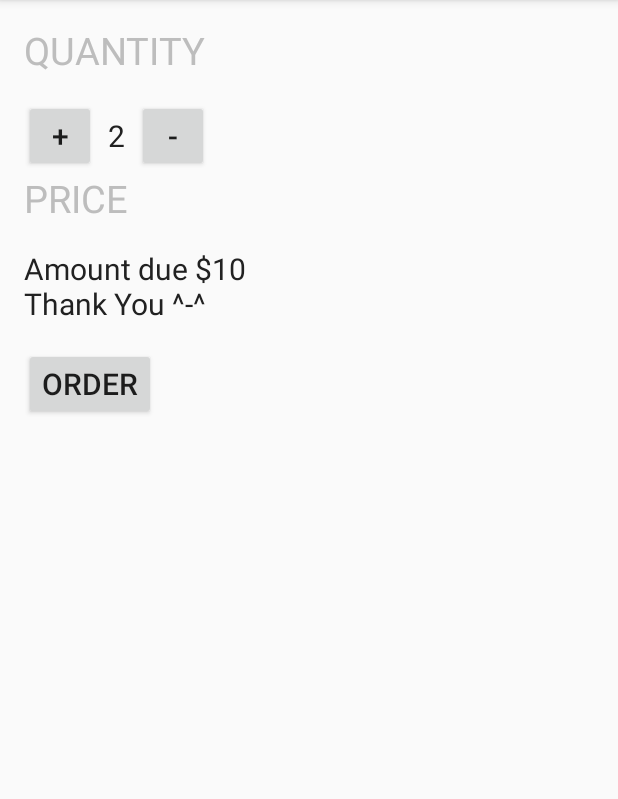
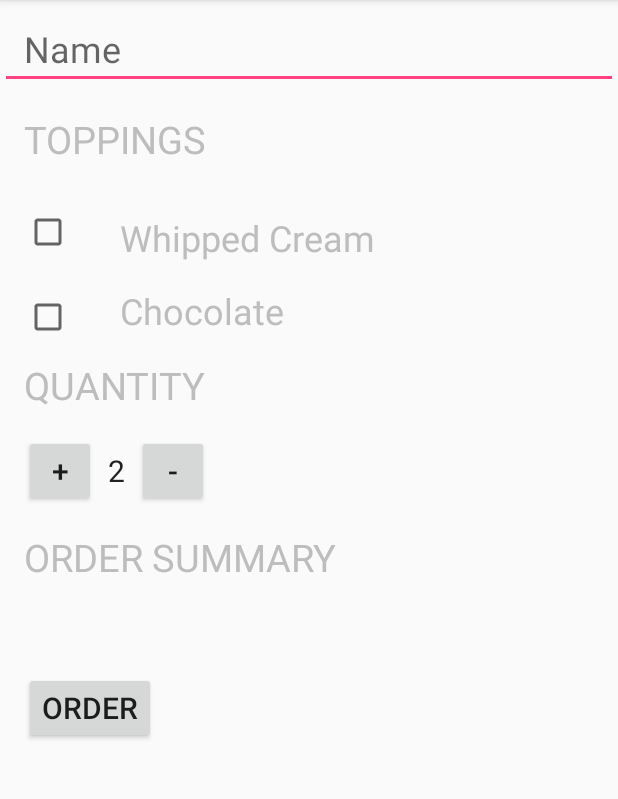
Before and after one commit to sangeetagupta2068/Udacity_JustJava, an Android app: the screen it shows after launch (MainActivity), after a tap on "ORDER", on a phone screen of 412 x 824 dp, the part 84-883 px from its top. Run offline under Robolectric (Android 15) with nearby library versions, the phone set to English and light mode, and no system bars.

Commit message:
2nd commit

```diff
--- a/app/src/main/java/com/sangeetagupta1998/justjava/MainActivity.java
+++ b/app/src/main/java/com/sangeetagupta1998/justjava/MainActivity.java
@@ -1,19 +1,51 @@
 package com.sangeetagupta1998.justjava;
 
+import android.content.Intent;
+import android.net.Uri;
 import android.support.v7.app.AppCompatActivity;
 import android.os.Bundle;
 import android.view.View;
+import android.widget.Button;
+import android.widget.CheckBox;
+import android.widget.Checkable;
+import android.widget.EditText;
 import android.widget.TextView;
+import android.widget.Toast;
 
 import java.text.NumberFormat;
 
 public class MainActivity extends AppCompatActivity {
 
     int numberOfCoffees = 2 ;
+    boolean hasWippedCream , hasChocolate ;
+    Button button1, button2;
+    CheckBox checkBox, checkBox1 ;
+    EditText editText ;
+    TextView quantityTextView,priceTextView ;
+    String name ;
+
+    private void setViewVariables(){
+
+        button1 = findViewById(R.id.button1);
+        button2 = findViewById(R.id.button2);
+
+        editText = findViewById(R.id.editText);
+
+        checkBox = findViewById(R.id.checkbox);
+        checkBox1 = findViewById(R.id.checkboxChocolate);
+
+        quantityTextView = findViewById(R.id.quantity_text_view);
+
+        priceTextView = findViewById(R.id.price_text_view);
+        priceTextView = findViewById(R.id.price_text_view);
+
+    }
+
     @Override
     protected void onCreate(Bundle savedInstanceState) {
         super.onCreate(savedInstanceState);
         setContentView(R.layout.activity_main);
+        setViewVariables();
     }
 
     /**
@@ -22,41 +54,103 @@ public class MainActivity extends AppCompatActivity {
 
     public void increaseQuantity(View view)
     {
+
+        if(numberOfCoffees == 100 ){
+            button1.setClickable(false);
+            return;
+        }
         numberOfCoffees = numberOfCoffees + 1;
-        display(numberOfCoffees);
+        display();
     }
 
     public void decreaseQuantity(View view)
     {
+        if(numberOfCoffees == 1 ){
+            button2.setClickable(false);
+            return;
+        }
         numberOfCoffees = numberOfCoffees - 1;
-        display(numberOfCoffees);
+        display();
     }
 
     public void submitOrder(View view) {
-        String priceMessage = "Amount due " + "$" + (numberOfCoffees * 5) ;
+
+
+        String priceMessage = orderSummary();
+
+        Intent intent = new Intent(Intent.ACTION_SENDTO);
+        intent.setData(Uri.parse("mailto:")); // only email apps should handle this
+        intent.putExtra(Intent.EXTRA_SUBJECT, "Coffee Order Bill for : " + name);
+        intent.putExtra(Intent.EXTRA_TEXT,priceMessage);
+
+        if (intent.resolveActivity(getPackageManager()) != null) {
+            startActivity(intent);
+        }
+
+    }
+
+    public String orderSummary(){
+
+
+        name = editText.getText().toString();
+
+        hasWippedCream = checkBox.isChecked();
+        hasChocolate = checkBox1.isChecked();
+
+        String priceMessage = "Name : " + name ;
+
+        priceMessage = priceMessage + "\nAdd whipped cream ? " + hasWippedCream ;
+        priceMessage = priceMessage + "\nAdd chocolate ? " + hasChocolate ;
+        priceMessage = priceMessage + "\nQuantity : " + numberOfCoffees ;
+        priceMessage = priceMessage + "\nAmount due : " + "$" + calculatePrice() ;
         priceMessage = priceMessage + "\nThank You ^-^ " ;
-        displayMessage(priceMessage) ;
-        //displayPrice(numberOfCoffees * 5 );
+
+        return priceMessage;
+
+    }
+
+    private int calculatePrice(){
+
+        int price;
+        if(hasChocolate && hasWippedCream) {
+            price = numberOfCoffees * (5 + 1 + 2) ;
+        }
+
+        else {
+
+            if (hasChocolate) {
+                price = numberOfCoffees * (5 + 2);
+            }
+            else if(hasWippedCream) {
+                price = numberOfCoffees * (5+1);
+            }
+            else{
+               price = numberOfCoffees * 5;
+            }
+
+        }
+
+        return price;
     }
 
     /**
      * This method displays the given quantity value on the screen.
      */
     private void displayMessage(String message) {
-        TextView priceTextView = (TextView) findViewById(R.id.price_text_view);
+
         priceTextView.setText(message);
     }
 
-    private void display(int number) {
-        TextView quantityTextView = findViewById(R.id.quantity_text_view);
-        quantityTextView.setText("" + number);
+    private void display() {
+
+        quantityTextView.setText("" + numberOfCoffees);
     }
 
     /**
      * This method displays the given price on the screen.
      */
     private void displayPrice(int number) {
-        TextView priceTextView = (TextView) findViewById(R.id.price_text_view);
+
         priceTextView.setText(NumberFormat.getCurrencyInstance().format(number));
     }
 
--- a/app/src/main/res/layout/activity_main.xml
+++ b/app/src/main/res/layout/activity_main.xml
@@ -1,11 +1,87 @@
 <?xml version="1.0" encoding="utf-8"?>
-<LinearLayout
+<ScrollView
 	xmlns:android="http://schemas.android.com/apk/res/android"
 	xmlns:tools="http://schemas.android.com/tools"
+	tools:context=".MainActivity"
+	android:layout_width="match_parent"
+	android:layout_height="match_parent">
+
+	<LinearLayout
 	android:layout_width="match_parent"
 	android:layout_height="match_parent"
-    android:orientation="vertical"
-    tools:context=".MainActivity">
+	android:orientation="vertical">
+
+    <EditText
+        android:layout_width="match_parent"
+        android:layout_height="wrap_content"
+        android:hint="Name"
+        android:textSize="24sp"
+        android:paddingTop="16dp"
+        android:id="@+id/editText"
+        android:paddingLeft="16dp"/>
+
+	<TextView
+		android:layout_width="wrap_content"
+		android:layout_height="wrap_content"
+		android:text="@string/topping"
+		android:textColor="#BDBDBD"
+		android:textSize="25sp"
+		android:paddingTop="16dp"
+		android:paddingLeft="16dp"
+		android:paddingBottom="16dp"
+		android:id="@+id/toppingView"/>
+
+	<LinearLayout
+		android:layout_width="wrap_content"
+		android:layout_height="wrap_content"
+		android:orientation="horizontal">
+
+		<CheckBox
+			android:layout_width="48dp"
+			android:layout_height="48dp"
+			android:paddingLeft="16dp"
+			android:paddingTop="16dp"
+            android:layout_marginLeft="16dp"
+			android:id="@+id/checkbox"/>
+
+		<TextView
+			android:layout_width="wrap_content"
+			android:layout_height="wrap_content"
+			android:text="@string/whippedCream"
+			android:textColor="#BDBDBD"
+			android:textSize="24sp"
+			android:paddingTop="16dp"
+			android:paddingLeft="16dp"
+			android:paddingBottom="8dp"
+			android:id="@+id/whipped_cream_view"/>
+
+	</LinearLayout>
+
+	<LinearLayout
+		android:layout_width="wrap_content"
+		android:layout_height="wrap_content"
+		android:orientation="horizontal">
+
+		<CheckBox
+			android:layout_width="48dp"
+			android:layout_height="48dp"
+			android:paddingLeft="16dp"
+            android:layout_marginLeft="16dp"
+			android:id="@+id/checkboxChocolate"/>
+
+		<TextView
+			android:layout_width="wrap_content"
+			android:layout_height="wrap_content"
+			android:text="@string/chocolate"
+			android:textColor="#BDBDBD"
+			android:textSize="24sp"
+			android:paddingTop="8dp"
+			android:paddingLeft="16dp"
+			android:paddingBottom="8dp"
+			android:id="@+id/chocolate_view"/>
+
+
+	</LinearLayout>
 
 	<TextView
 		android:layout_width="wrap_content"
@@ -13,7 +89,7 @@
 		android:text="@string/quantity"
 		android:textColor="#BDBDBD"
 		android:textSize="25sp"
-        android:paddingTop="16dp"
+		android:paddingTop="8dp"
 		android:paddingLeft="16dp"
 		android:paddingBottom="16dp"
 		android:id="@+id/quantityView"/>
@@ -30,6 +106,8 @@
 			android:text="+"
 			android:textSize="20sp"
 			android:layout_marginLeft="16dp"
+			android:layout_marginBottom="16dp"
+            android:id="@+id/button1"
 			android:onClick="increaseQuantity"/>
 
 		 <TextView
@@ -46,8 +124,10 @@
 			android:layout_width="48dp"
 			android:layout_height="48dp"
 			android:text="-"
+            android:id="@+id/button2"
 			android:textSize="20sp"
 			android:layout_marginLeft="8dp"
+			android:layout_marginBottom="16dp"
 			android:onClick="decreaseQuantity"/>
 
 	</LinearLayout>
@@ -55,7 +135,7 @@
 	<TextView
 		android:layout_width="wrap_content"
 		android:layout_height="wrap_content"
-        android:text="PRICE"
+		android:text="ORDER SUMMARY"
 		android:textColor="#BDBDBD"
 		android:textSize="25sp"
 		android:paddingLeft="16dp"
@@ -80,5 +160,6 @@
 		android:layout_marginLeft="16dp"
 		android:onClick="submitOrder"/>
 
+	</LinearLayout>
 
-</LinearLayout>
+</ScrollView>
--- a/app/src/main/res/values/strings.xml
+++ b/app/src/main/res/values/strings.xml
@@ -1,5 +1,8 @@
 <resources>
     <string name="app_name">Just Java</string>
     <string name="quantity">QUANTITY</string>
+    <string name="topping">TOPPINGS</string>
     <string name="value">0</string>
+    <string name="whippedCream">Whipped Cream</string>
+    <string name="chocolate">Chocolate</string>
 </resources>
```
Lines whose indentation alone changed are shown as unchanged.
